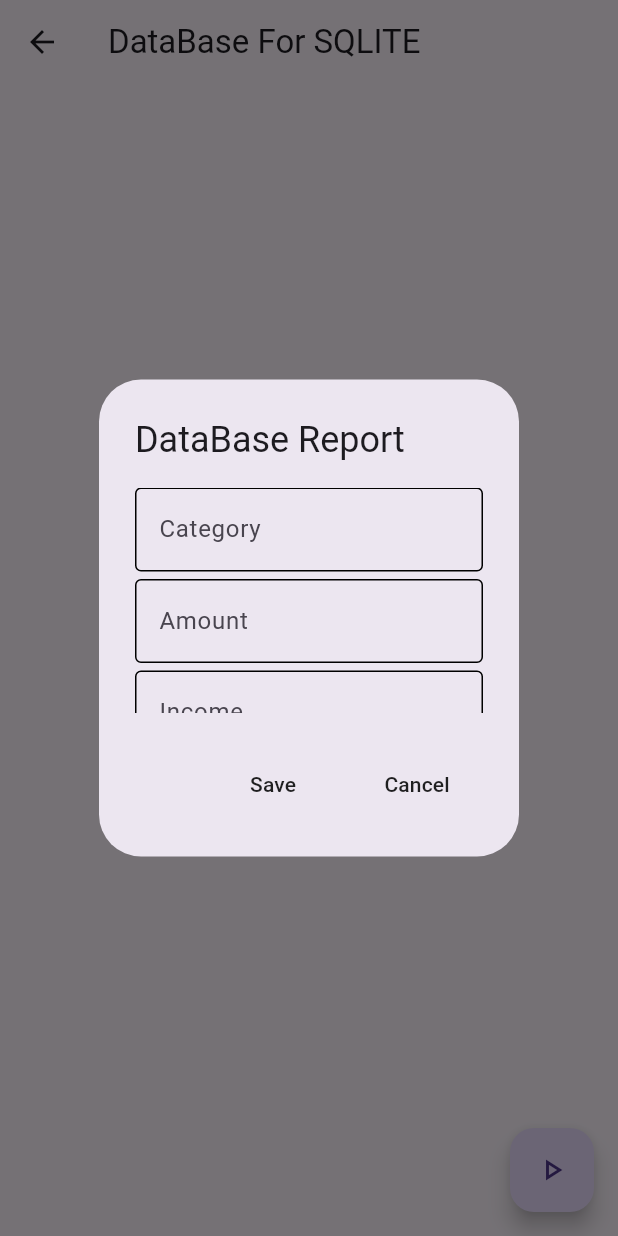
After one commit to Prafulpatnecha/advance_flutter_ch2, a Flutter app: the HomeSqlPage screen opened by its route, after a tap on the "play arrow" icon, on a phone screen of 412 x 824 dp. The commit adds this screen. Run offline on Flutter 3.47's test engine with Material 3 defaults, Android fonts, the phone set to English and light mode, and no system bars; our stand-ins replace flutter_slidable, get, sqflite; missing offline and left inert: dart:ffi; accounts and stored records are empty.

Commit message:
21-08-24

```diff
--- /dev/null
+++ b/lib/database_sql/contoller/sql_controller.dart
@@ -0,0 +1,22 @@
+import 'package:advance_flutter_ch2/database_sql/sql_helper/sql_home_helper.dart';
+import 'package:flutter/material.dart';
+import 'package:get/get.dart';
+
+class SqlController extends GetxController{
+
+  @override
+  void onInit()
+  {
+    super.onInit();
+    initDataDb();
+  }
+
+  Future<void> initDataDb()
+  async {
+     DbHelper.dbHelper.database;
+  }
+  Future<void> insertRecord({required double amount,required double isIncome,required String category})
+  async {
+    await DbHelper.dbHelper.insertData(amount: amount, isIncome: isIncome, category: category);
+  }
+}
--- /dev/null
+++ b/lib/database_sql/sql_helper/sql_home_helper.dart
@@ -0,0 +1,49 @@
+import 'package:path/path.dart';
+import 'package:sqflite/sqflite.dart';
+import 'package:flutter/material.dart';
+
+class DbHelper {
+  static DbHelper dbHelper = DbHelper._();
+  DbHelper._();
+
+  Database? _db;
+
+  Future get database async => _db ?? await initDatabase();
+
+  Future<Database?> initDatabase() async {
+    final path = await getDatabasesPath();
+    final dbPath = join(path, "finance.db");
+    _db = await openDatabase(
+      dbPath,
+      version: 1,
+      onCreate: (db, version) async {
+        String sql = '''CREATE TABLE finance(
+        id INTEGER PRIMARY KEY AUTOINCREMENT,
+        amount REAL NOT NULL ,
+        isIncome INTEGER NOT NULL,
+        category TEXT
+        );''';
+        await db.execute(sql);
+      },
+    );
+    return _db;
+  }
+  Future<void> insertData({required double amount,required double isIncome,required String category})
+  async {
+    Database? db = await database;
+    String sql='''
+    INSERT INTO finance(
+    amount ,isIncome,category
+    ) VALUES ($amount,$isIncome,"$category");
+    ''';
+    await db!.rawInsert(sql);
+  }
+  Future<void> deleteData()
+  async {
+    Database? db = await database;
+    String sql='''
+    DELETE FROM finance
+    ''';
+    await db!.rawDelete(sql);
+  }
+}
--- /dev/null
+++ b/lib/database_sql/view/home/home_sql_page.dart
@@ -0,0 +1,77 @@
+import 'dart:ffi';
+
+import 'package:advance_flutter_ch2/database_sql/contoller/sql_controller.dart';
+import 'package:flutter/material.dart';
+import 'package:get/get.dart';
+import 'package:get/get_core/src/get_main.dart';
+
+class HomeSqlPage extends StatelessWidget {
+  const HomeSqlPage({super.key});
+
+  @override
+  Widget build(BuildContext context) {
+    SqlController sqlController = Get.put(SqlController());
+    return Scaffold(
+      appBar: AppBar(
+        title: const Text("DataBase For SQLITE"),
+      ),
+      body: const Center(),
+      floatingActionButton: FloatingActionButton(onPressed: () {
+        TextEditingController txtAmount = TextEditingController();
+        TextEditingController txtIsIncome = TextEditingController();
+        TextEditingController txtCategory = TextEditingController();
+        showDialog(context: context, builder: (context) {
+          return AlertDialog(
+            title: const Text("DataBase Report"),
+            content: Container(
+              height: 150,
+              child: SingleChildScrollView(
+                child: Column(
+                  children: [
+                    buildTextFormField(txtCategory,TextInputType.text,"Category"),
+                    const SizedBox(height: 5,),
+                    buildTextFormField(txtAmount,TextInputType.number,"Amount"),
+                    const SizedBox(height: 5,),
+                    buildTextFormField(txtIsIncome,TextInputType.number,"Income"),
+                  ],
+                ),
+              ),
+            ),
+            actions: [
+              MaterialButton(onPressed: () {
+                if(txtIsIncome.text=="")
+                  {
+                    txtIsIncome.text="0";
+                  }
+                if(txtCategory.text.isNotEmpty && txtAmount.text.isNotEmpty)
+                  {
+                    sqlController.insertRecord(amount: double.parse(txtAmount.text), category: txtCategory.text, isIncome: double.parse(txtIsIncome.text));
+                  }
+                else{
+                  ScaffoldMessenger.of(context).showSnackBar(const SnackBar(content: Text("Value most be Filled!!!")));
+                }
+                Navigator.of(context).pop();
+              },child: const Text("Save"),),
+              MaterialButton(onPressed: () {
+                Navigator.of(context).pop();
+              },child: const Text("Cancel"),),
+            ],
+          );
+        },);
+      },child: const Icon(Icons.play_arrow_outlined),),
+    );
+  }
+
+  TextFormField buildTextFormField(TextEditingController txtController,TextInputType inputType,String labelName) {
+    return TextFormField(
+                  keyboardType: inputType,
+                  controller: txtController,
+                  decoration: InputDecoration(
+                    label: Text(labelName),
+                    border: const OutlineInputBorder(borderSide: BorderSide(color: Colors.black)),
+                    enabledBorder: const OutlineInputBorder(borderSide: BorderSide(color: Colors.black)),
+                    focusedBorder: const OutlineInputBorder(borderSide: BorderSide(color: Colors.black)),
+                    ),
+                );
+  }
+}
--- a/lib/view/control_screen/control_page.dart
+++ b/lib/view/control_screen/control_page.dart
@@ -1,3 +1,4 @@
+import 'package:advance_flutter_ch2/database_sql/view/home/home_sql_page.dart';
 import 'package:flutter/material.dart';
 import 'package:get/get.dart';
 
@@ -16,6 +17,7 @@ class MyAppControl extends StatelessWidget {
         GetPage(name: '/', page: () => const HomePage(),transition: Transition.cupertino),
         GetPage(name: '/count', page: () => const CountPage(),transition: Transition.rightToLeftWithFade),
         GetPage(name: '/manage', page: () => const HomeManage(),transition: Transition.leftToRightWithFade),
+        GetPage(name: '/finance', page: () => const HomeSqlPage(),transition: Transition.topLevel),
       ],
     );
   }
--- a/lib/view/home/home_page.dart
+++ b/lib/view/home/home_page.dart
@@ -28,6 +28,12 @@ class HomePage extends StatelessWidget {
                 child: const Text("Management System"),
               ),
             ],),
+              ElevatedButton(
+                onPressed: () {
+                  Get.toNamed("/finance");
+                },
+                child: const Text("Finance Button"),
+              ),
           ],
         ),
       ),
--- a/pubspec.yaml
+++ b/pubspec.yaml
@@ -37,6 +37,8 @@ dependencies:
   cupertino_icons: ^1.0.8
   get: ^4.6.6
   flutter_slidable: ^3.1.1
+  sqflite: ^2.3.3+1
+  path: ^1.9.0
 
 dev_dependencies:
   flutter_test:
```
Also changed, not shown: imageSQL1.png (added), lib/database_sql/modal/sql_modal.dart (added), pubspec.lock, 1 other file.
